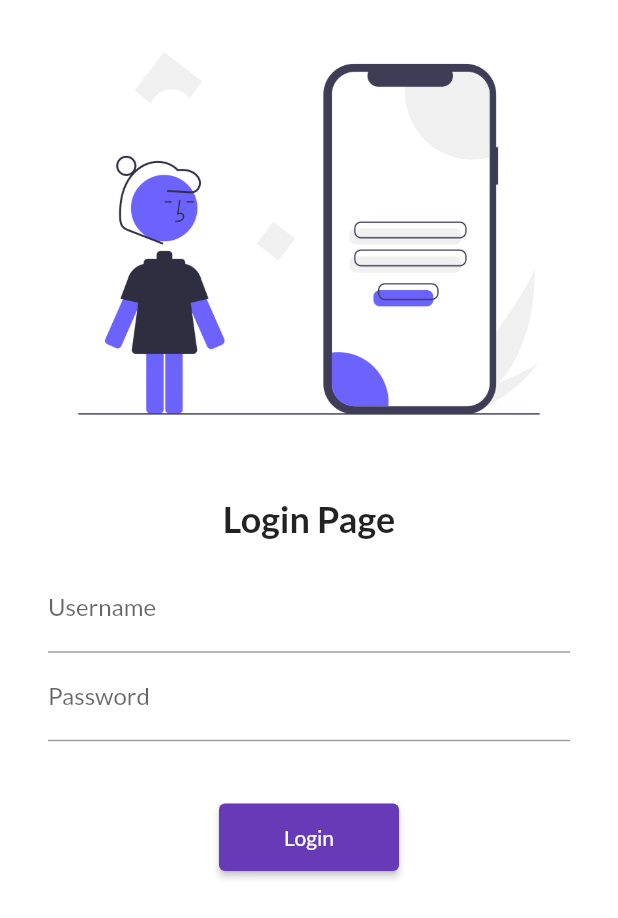
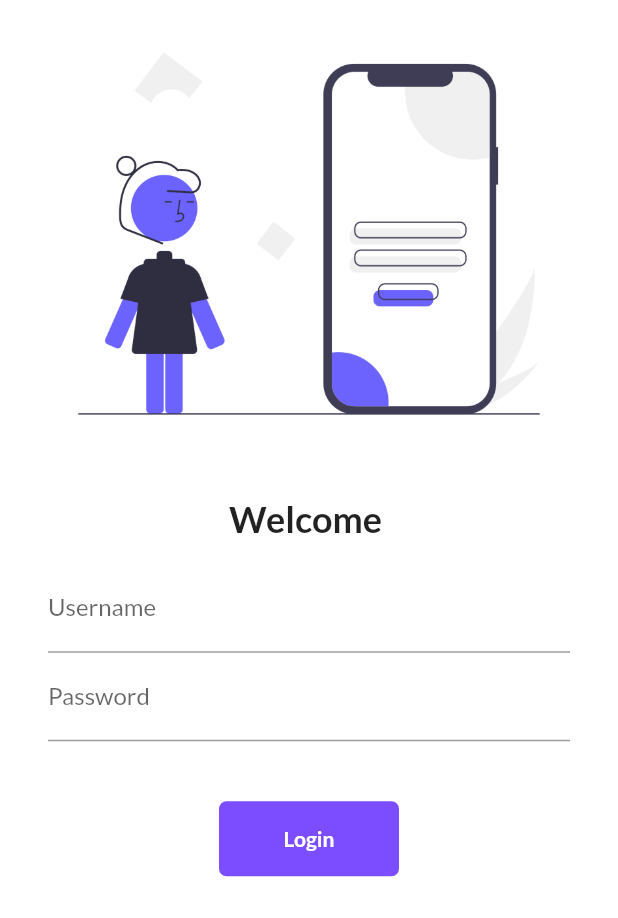
Before and after one commit to salmanhacan/sample_app, a Flutter app: the screen it shows after launch, on a phone screen of 412 x 824 dp. Shown: the top 918 px of the screen. Run offline on Flutter 3.47's test engine with Material 2 defaults, Android fonts, the phone set to English and light mode, and no system bars; our stand-ins replace google_fonts.

Commit message:
Day 2 Completed

```diff
--- a/lib/main.dart
+++ b/lib/main.dart
@@ -21,7 +21,6 @@ class MyApp extends StatelessWidget {
       routes: {
         "/": (context) => Login(),
         MyRoutes.homeRoutes: (context) => Home(),
-        MyRoutes.loginRoutes: (context) => Login(),
       },
     );
   }
--- a/lib/screens/login.dart
+++ b/lib/screens/login.dart
@@ -1,7 +1,15 @@
 import 'package:flutter/material.dart';
 import 'package:sample_app/routes.dart';
 
-class Login extends StatelessWidget {
+class Login extends StatefulWidget {
+  @override
+  State<Login> createState() => _LoginState();
+}
+
+class _LoginState extends State<Login> {
+  String name = "";
+  bool is_login = false;
+
   @override
   Widget build(BuildContext context) {
     return Material(
@@ -16,7 +24,7 @@ class Login extends StatelessWidget {
             height: 20.0,
           ),
           Text(
-            "Login Page",
+            "Welcome $name",
             style: TextStyle(fontSize: 24, fontWeight: FontWeight.bold),
           ),
           Padding(
@@ -28,6 +36,10 @@ class Login extends StatelessWidget {
                     labelText: "Username",
                     hintText: "Enter Username",
                   ),
+                  onChanged: (value) {
+                    name = value;
+                    setState(() {});
+                  },
                 ),
                 TextFormField(
                   obscureText: true,
@@ -39,12 +51,37 @@ class Login extends StatelessWidget {
                 SizedBox(
                   height: 40,
                 ),
-                ElevatedButton(
-                    style: TextButton.styleFrom(minimumSize: Size(120, 45)),
-                    onPressed: () {
-                      Navigator.pushNamed(context, MyRoutes.homeRoutes);
-                    },
-                    child: Text("Login"))
+                InkWell(
+                  onTap: () async {
+                    setState(() {
+                      is_login = true;
+                    });
+                    await Future.delayed(
+                      Duration(seconds: 1),
+                    );
+                    Navigator.pushNamed(context, MyRoutes.homeRoutes);
+                  },
+                  child: AnimatedContainer(
+                    height: 50,
+                    width: is_login ? 50 : 120,
+                    alignment: Alignment.center,
+                    decoration: BoxDecoration(
+                      color: Colors.deepPurpleAccent,
+                      borderRadius: BorderRadius.circular(is_login ? 50 : 5),
+                    ),
+                    duration: Duration(milliseconds: 700),
+                    child: is_login
+                        ? Icon(
+                            Icons.done,
+                            color: Colors.white,
+                          )
+                        : Text("Login",
+                            style: TextStyle(
+                              color: Colors.white,
+                              fontWeight: FontWeight.bold,
+                            )),
+                  ),
+                )
               ],
             ),
           )
```
Also changed, not shown: 1 other file.
